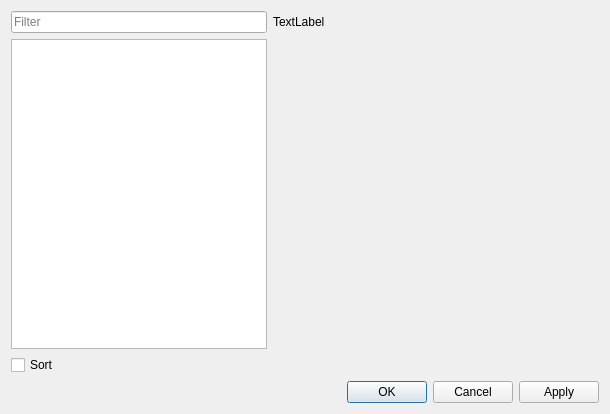
Qt form src/app/widgets/SettingsDialog.ui (Octaviarius/TermMaster) before a commit.
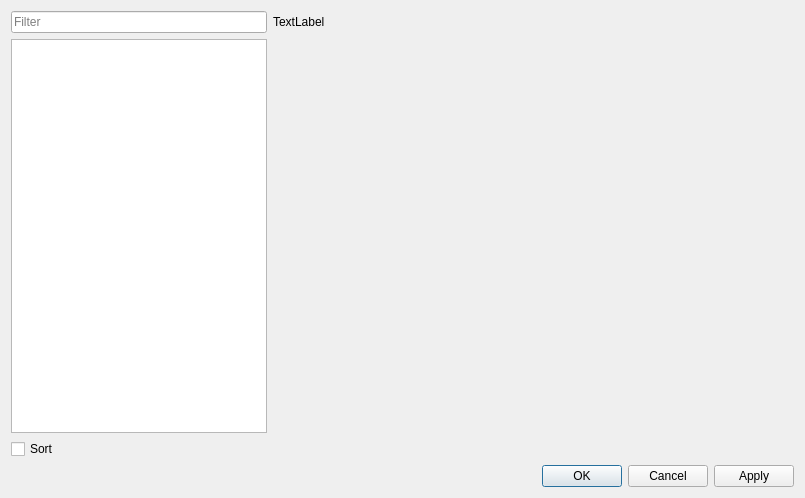
The same form after that commit.

```diff
--- a/src/app/widgets/SettingsDialog.ui
+++ b/src/app/widgets/SettingsDialog.ui
@@ -6,8 +6,8 @@
    <rect>
     <x>0</x>
     <y>0</y>
-    <width>610</width>
-    <height>414</height>
+    <width>805</width>
+    <height>498</height>
    </rect>
   </property>
   <property name="windowTitle">
```
Left out of the diff: 2 changed lines with no effect on the pictures.
